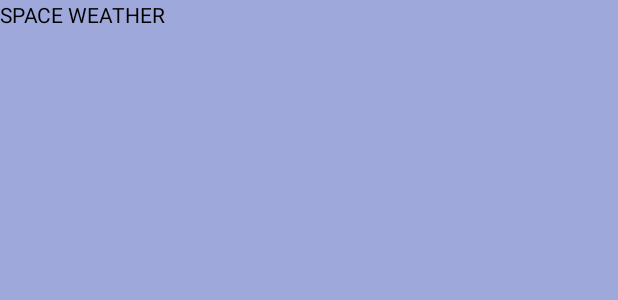
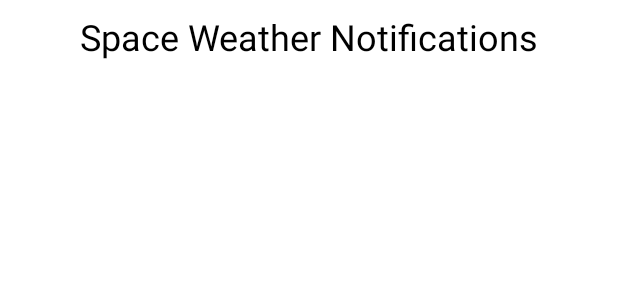
Before and after one commit to BaranovaElena/NasaApplication, an Android app: the layout fragment_space_weather.xml on its own in the app's theme, with its tools: preview values and no code run, on a phone screen of 412 x 824 dp. Shown: the top 300 px of the screen. Run offline under Robolectric (Android 15) with nearby library versions, the phone set to English and light mode, and no system bars.

```diff
--- a/app/src/main/java/com/example/nasaapplication/domain/model/pod/PodEntity.kt
+++ b/app/src/main/java/com/example/nasaapplication/domain/model/PodEntity.kt
@@ -1,4 +1,4 @@
-package com.example.nasaapplication.domain.model.pod
+package com.example.nasaapplication.domain.model
 
 import android.os.Parcelable
 import com.google.gson.annotations.SerializedName
--- a/app/src/main/java/com/example/nasaapplication/domain/repo/pod/PodRepo.kt
+++ b/app/src/main/java/com/example/nasaapplication/domain/repo/pod/PodRepo.kt
@@ -1,6 +1,6 @@
 package com.example.nasaapplication.domain.repo.pod
 
-import com.example.nasaapplication.domain.model.pod.PodEntity
+import com.example.nasaapplication.domain.model.PodEntity
 import retrofit2.Callback
 
 interface PodRepo {
--- a/app/src/main/java/com/example/nasaapplication/domain/repo/pod/PodRepoImplRetrofit.kt
+++ b/app/src/main/java/com/example/nasaapplication/domain/repo/pod/PodRepoImplRetrofit.kt
@@ -1,6 +1,6 @@
 package com.example.nasaapplication.domain.repo.pod
 
-import com.example.nasaapplication.domain.model.pod.PodEntity
+import com.example.nasaapplication.domain.model.PodEntity
 import retrofit2.Callback
 
 class PodRepoImplRetrofit : PodRepo {
--- a/app/src/main/java/com/example/nasaapplication/domain/repo/pod/PodRetrofitService.kt
+++ b/app/src/main/java/com/example/nasaapplication/domain/repo/pod/PodRetrofitService.kt
@@ -1,6 +1,6 @@
 package com.example.nasaapplication.domain.repo.pod
 
-import com.example.nasaapplication.domain.model.pod.PodEntity
+import com.example.nasaapplication.domain.model.PodEntity
 import retrofit2.Call
 import retrofit2.http.GET
 import retrofit2.http.Query
--- a/app/src/main/java/com/example/nasaapplication/ui/MainActivity.kt
+++ b/app/src/main/java/com/example/nasaapplication/ui/MainActivity.kt
@@ -17,7 +17,7 @@ import com.google.android.material.bottomnavigation.BottomNavigationView
 
 private const val SHARED_PREFERENCES_NAME = "settings"
 
-class MainActivity : AppCompatActivity(R.layout.activity_main), SettingsFragment.Controller {
+class MainActivity : AppCompatActivity(), SettingsFragment.Controller {
     private val binding: ActivityMainBinding by viewBinding(ActivityMainBinding::bind)
     private var bottomNavigationView: BottomNavigationView? = null
 
@@ -33,6 +33,7 @@ class MainActivity : AppCompatActivity(R.layout.activity_main), SettingsFragment
             currentTheme = sharedPreferences.getInt(sharedValueNameTheme, Themes.DEFAULT.ordinal)
             setAppTheme(currentTheme)
         }
+        setContentView(R.layout.activity_main)
 
         bottomNavigationView = binding.bottomNavigationView
         bottomNavigationView?.setOnItemSelectedListener { item -> setBottomNavListener(item) }
--- a/app/src/main/java/com/example/nasaapplication/ui/pod/PictureOfTheDayFragment.kt
+++ b/app/src/main/java/com/example/nasaapplication/ui/pod/PictureOfTheDayFragment.kt
@@ -27,7 +27,7 @@ class PictureOfTheDayFragment : Fragment(R.layout.picture_of_the_day_fragment) {
     override fun onViewCreated(view: View, savedInstanceState: Bundle?) {
         super.onViewCreated(view, savedInstanceState)
         viewModel = ViewModelProvider(this).get(PictureOfTheDayViewModel::class.java)
-        viewModel.initViewModel(app.podRepo, app.service, app.apiKey)
+        viewModel.initViewModel(app.podRepo, app.podService, app.apiKey)
         viewModel.loadStateLiveData.observe(viewLifecycleOwner, { onPodLoaded(it) })
 
         binding.podChipGroup.setOnCheckedChangeListener { _, checkedId ->
--- a/app/src/main/java/com/example/nasaapplication/ui/pod/PictureOfTheDayViewModel.kt
+++ b/app/src/main/java/com/example/nasaapplication/ui/pod/PictureOfTheDayViewModel.kt
@@ -3,9 +3,8 @@ package com.example.nasaapplication.ui.pod
 import androidx.lifecycle.LiveData
 import androidx.lifecycle.MutableLiveData
 import androidx.lifecycle.ViewModel
-import com.example.nasaapplication.NasaApplication
-import com.example.nasaapplication.domain.model.pod.MEDIA_TYPE_IMAGE
-import com.example.nasaapplication.domain.model.pod.PodEntity
+import com.example.nasaapplication.domain.model.MEDIA_TYPE_IMAGE
+import com.example.nasaapplication.domain.model.PodEntity
 import com.example.nasaapplication.domain.repo.pod.PodRepo
 import com.example.nasaapplication.domain.repo.pod.PodRetrofitService
 import retrofit2.Call
--- a/app/src/main/res/layout/fragment_space_weather.xml
+++ b/app/src/main/res/layout/fragment_space_weather.xml
@@ -1,14 +1,45 @@
 <?xml version="1.0" encoding="utf-8"?>
-<FrameLayout xmlns:android="http://schemas.android.com/apk/res/android"
+<LinearLayout xmlns:android="http://schemas.android.com/apk/res/android"
     xmlns:tools="http://schemas.android.com/tools"
+    android:id="@+id/space_weather_root_layout"
     android:layout_width="match_parent"
     android:layout_height="match_parent"
-    android:background="@color/indigo_200"
+    android:orientation="vertical"
+    android:padding="@dimen/space_weather_padding_default"
+    android:background="?attr/colorOnPrimary"
     tools:context=".ui.weather.space.SpaceWeatherFragment">
 
-    <TextView
+    <com.google.android.material.textview.MaterialTextView
         android:layout_width="match_parent"
-        android:layout_height="match_parent"
-        android:text="SPACE WEATHER" />
+        android:layout_height="wrap_content"
+        android:text="@string/space_weather_title_text"
+        android:textAlignment="center"
+        android:textSize="@dimen/space_weather_title_text_size" />
 
-</FrameLayout>
+    <com.google.android.material.textview.MaterialTextView
+        android:id="@+id/space_weather_msg_type"
+        android:layout_width="match_parent"
+        android:layout_height="wrap_content"
+        android:textSize="@dimen/space_weather_msg_type_text_size"
+        android:textAlignment="center"
+        android:textStyle="bold" />
+
+    <com.google.android.material.textview.MaterialTextView
+        android:id="@+id/space_weather_issue_time"
+        android:layout_width="match_parent"
+        android:layout_height="wrap_content"
+        android:textSize="@dimen/space_weather_msg_type_text_size"
+        android:textAlignment="center"
+        android:textStyle="bold" />
+
+    <ScrollView
+        android:layout_width="match_parent"
+        android:layout_height="match_parent">
+
+        <com.google.android.material.textview.MaterialTextView
+            android:id="@+id/space_weather_msg_body"
+            android:layout_width="match_parent"
+            android:layout_height="wrap_content" />
+    </ScrollView>
+
+</LinearLayout>
--- a/app/src/main/res/values/dimens.xml
+++ b/app/src/main/res/values/dimens.xml
@@ -9,4 +9,7 @@
     <dimen name="settings_theme_title_text_size">24sp</dimen>
     <dimen name="settings_theme_image_margin">6dp</dimen>
     <dimen name="settings_theme_image_layout_height">250dp</dimen>
+    <dimen name="space_weather_title_text_size">24sp</dimen>
+    <dimen name="space_weather_padding_default">8dp</dimen>
+    <dimen name="space_weather_msg_type_text_size">16sp</dimen>
 </resources>
--- a/app/src/main/res/values/strings.xml
+++ b/app/src/main/res/values/strings.xml
@@ -27,4 +27,5 @@
     <!-- weather fragment -->
     <string name="weather_tab_space_title">In space</string>
     <string name="weather_tab_mars_title">At Mars</string>
+    <string name="space_weather_title_text">Space Weather Notifications</string>
 </resources>
```
Also changed, not shown: app/src/main/java/com/example/nasaapplication/NasaApplication.kt (+10 -2 lines), app/src/main/java/com/example/nasaapplication/domain/model/SpaceWeatherEntity.kt (added, +13 -0 lines), app/src/main/java/com/example/nasaapplication/domain/repo/spaceweather/SpaceWeatherRepo.kt (added, +12 -0 lines), app/src/main/java/com/example/nasaapplication/domain/repo/spaceweather/SpaceWeatherRepoImplRetrofit.kt (added, +17 -0 lines), app/src/main/java/com/example/nasaapplication/domain/repo/spaceweather/SpaceWeatherRetrofitService.kt (added, +17 -0 lines), app/src/main/java/com/example/nasaapplication/ui/weather/space/SpaceWeatherFragment.kt (+48 -10 lines), app/src/main/java/com/example/nasaapplication/ui/weather/space/SpaceWeatherLoadState.kt (added, +11 -0 lines), app/src/main/java/com/example/nasaapplication/ui/weather/space/SpaceWeatherViewModel.kt (added, +64 -0 lines), 1 other file.
